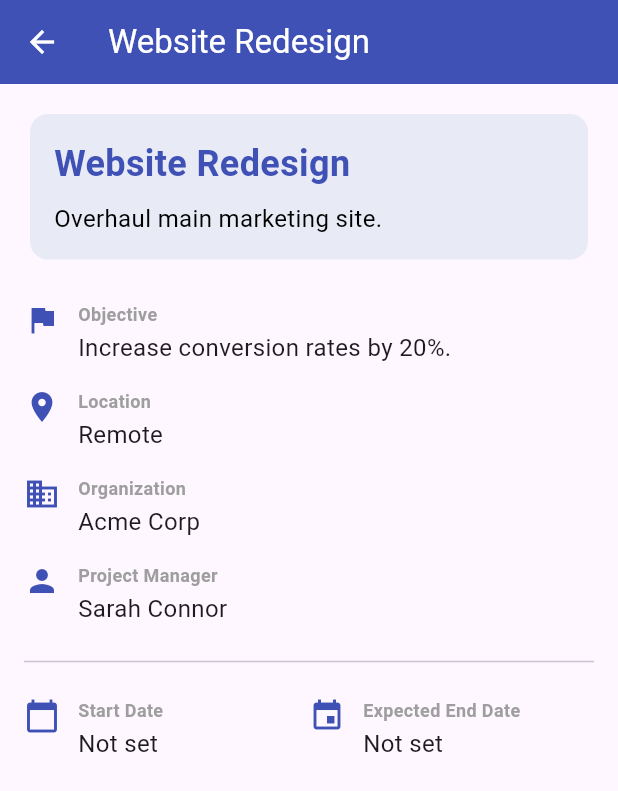
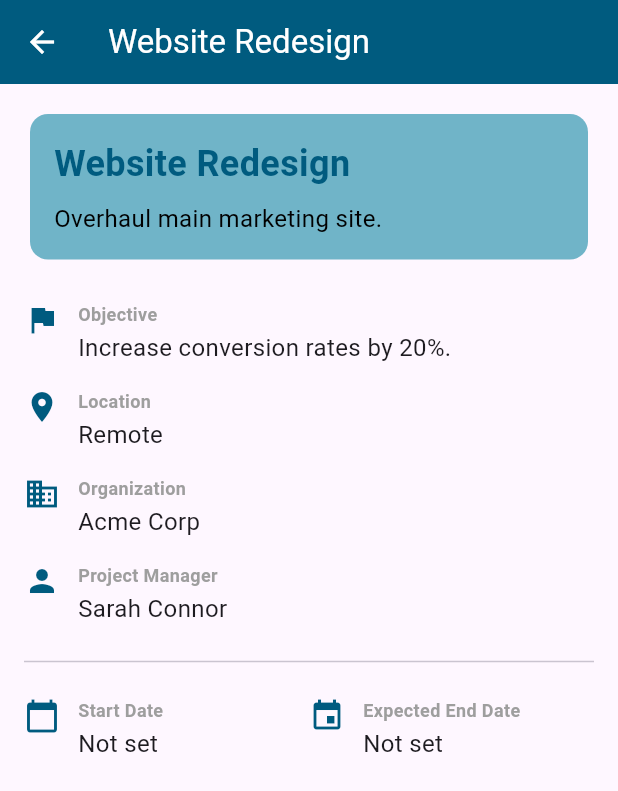
Before and after one commit to acegobugs-cpu/BahirLedger, a Flutter app: the ProjectsPage screen opened directly, after a tap on "Website Redesign", on a phone screen of 412 x 824 dp. Shown: the top 791 px of the screen. Run offline on Flutter 3.47's test engine with Material 3 defaults, Android fonts, the phone set to English and light mode, and no system bars.

Commit message:
colors, assets, state

```diff
--- a/ui/lib/src/models/project_models.dart
+++ b/ui/lib/src/models/project_models.dart
@@ -1,5 +1,8 @@
+import 'package:flutter/material.dart';
+
 class Project {
   final String name;
+  final ProjectState state; // Added state field
   final String description;
   final String objective;
   final String location;
@@ -10,6 +13,7 @@ class Project {
 
   Project({
     required this.name,
+    this.state = ProjectState.draft,
     this.description = '',
     this.objective = '',
     this.location = '',
@@ -19,3 +23,24 @@ class Project {
     this.endDate,
   });
 }
+
+enum ProjectState {
+  draft('Draft', Colors.grey),
+  requestingReview('Requesting Review', Colors.orange),
+  accepted('Accepted', Colors.blue),
+  rejected('Rejected', Colors.red),
+  ammendingRequested('Amending Requested', Colors.amber),
+  ammended('Amended', Colors.deepOrange),
+  preparation('Preparation', Colors.purple),
+  active('Active', Colors.green),
+  completed('Completed', Colors.teal),
+  closed('Closed', Colors.brown);
+
+  // Human-readable label for displaying in UI
+  final String label;
+
+  // Associated color for UI badges/chips
+  final Color color;
+
+  const ProjectState(this.label, this.color);
+}
--- a/ui/lib/src/pages/projects/add.dart
+++ b/ui/lib/src/pages/projects/add.dart
@@ -192,7 +192,7 @@ class _AddProjectPageState extends State<AddProjectPage> {
               onPressed: _submitForm,
               style: ElevatedButton.styleFrom(
                 minimumSize: const Size.fromHeight(50),
-                backgroundColor: Colors.indigo,
+                backgroundColor: Color(0xFF005B7F),
                 foregroundColor: Colors.white,
               ),
               child: const Text('Create Project', style: TextStyle(fontSize: 18)),
--- a/ui/lib/src/pages/projects/detail.dart
+++ b/ui/lib/src/pages/projects/detail.dart
@@ -18,7 +18,7 @@ class ProjectDetailsPage extends StatelessWidget {
     return Scaffold(
       appBar: AppBar(
         title: Text(project.name),
-        backgroundColor: Colors.indigo,
+        backgroundColor: Color(0xFF005B7F),
         foregroundColor: Colors.white,
       ),
       body: ListView(
@@ -26,7 +26,7 @@ class ProjectDetailsPage extends StatelessWidget {
         children: [
           // Header Card
           Card(
-            color: Colors.indigo.shade50,
+            color: Color(0xFF70B4C8),
             elevation: 0,
             child: Padding(
               padding: const EdgeInsets.all(16.0),
@@ -38,7 +38,7 @@ class ProjectDetailsPage extends StatelessWidget {
                     style: const TextStyle(
                       fontSize: 24,
                       fontWeight: FontWeight.bold,
-                      color: Colors.indigo,
+                      color: Color(0xFF005B7F),
                     ),
                   ),
                   if (project.description.isNotEmpty) ...[
@@ -112,7 +112,7 @@ class ProjectDetailsPage extends StatelessWidget {
       child: Row(
         crossAxisAlignment: CrossAxisAlignment.start,
         children: [
-          Icon(icon, color: Colors.indigo),
+          Icon(icon, color: Color(0xFF005B7F)),
           const SizedBox(width: 12),
           Expanded(
             child: Column(
--- a/ui/lib/src/pages/projects/list.dart
+++ b/ui/lib/src/pages/projects/list.dart
@@ -72,7 +72,7 @@ class _ProjectsState extends State<ProjectsPage> {
         onPressed: _showAddProjectDialog,
         icon: const Icon(Icons.add),
         label: const Text('Add Project'),
-        backgroundColor: Colors.green,
+        backgroundColor: Color(0xFF005B7F),
         foregroundColor: Colors.white,
       ),
       body: Padding(
@@ -91,14 +91,20 @@ class _ProjectsState extends State<ProjectsPage> {
                   final project = _projects[index];
                   return Card(
                     child: ListTile(
-                      leading: const Icon(Icons.folder, color: Colors.indigo),
+                      leading: const Icon(Icons.folder, color: Color(0xFF005B7F)),
                       title: Text(project.name),
                       subtitle: Text(
                         project.manager.isNotEmpty
                             ? 'PM: ${project.manager}'
                             : 'No PM assigned',
                       ),
-                      trailing: const Icon(Icons.arrow_forward_ios, size: 16),
+                      trailing: Chip(
+                        label: Text(
+                          project.state.label,
+                          style: const TextStyle(color: Colors.white, fontSize: 12),
+                        ),
+                        backgroundColor: project.state.color,
+                      ),
                       // Tapping navigates to the Read/Details page
                       onTap: () {
                         Navigator.push(
```
Also changed, not shown: ui/lib/main.dart (+13 -63 lines), ui/pubspec.yaml (+3 -4 lines), ui/assets/ph.jpg (added), 3 other files.
